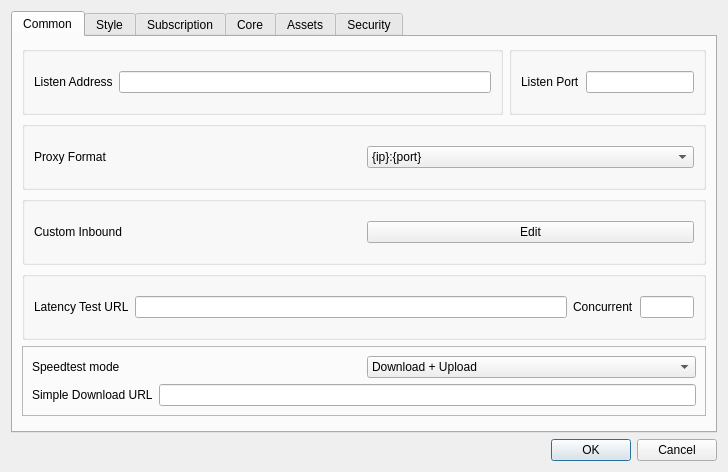
The window that include/ui/setting/dialog_basic_settings.ui (shengmo0210/Throne) describes before a commit, drawn with Qt 5.
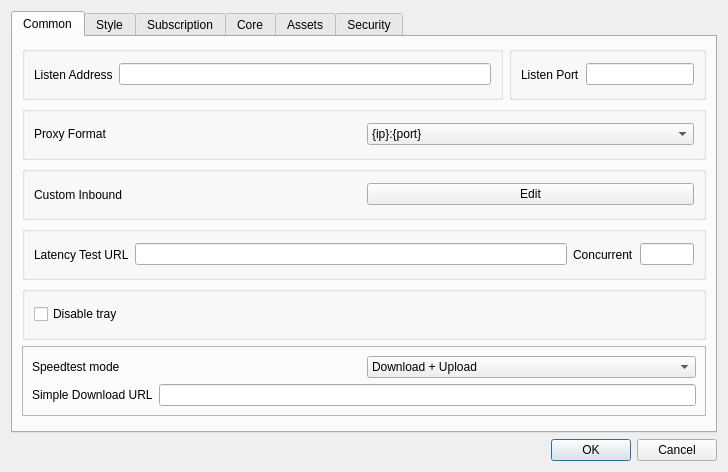
The same window after the commit. Custom widgets are drawn as their Qt base class.

Commit message:
Implement "Disable tray" option  (#482)
* feat: implement "Disable tray" option

Add a "Disable Tray" checkbox, with its state saved and loaded to
the data store. The state of the tray icon is managed by this
checkbox at runtime. Depending on the visibility of the tray icon,
the application will either minimize to the tray or close completely
upon the close event.

* feat: add tooltip and translations for "Disable tray" option

* fix: apply "Disable tray" only after pressing OK

```diff
--- a/include/ui/setting/dialog_basic_settings.ui
+++ b/include/ui/setting/dialog_basic_settings.ui
@@ -179,6 +179,28 @@
          </layout>
         </widget>
        </item>
+       <item>
+        <widget class="QGroupBox" name="horizontalGroupBox_1_5">
+         <layout class="QHBoxLayout" name="horizontalLayout_1_5">
+          <item>
+           <widget class="QCheckBox" name="disable_tray">
+            <property name="sizePolicy">
+             <sizepolicy hsizetype="Preferred" vsizetype="Fixed">
+              <horstretch>0</horstretch>
+              <verstretch>0</verstretch>
+             </sizepolicy>
+            </property>
+            <property name="text">
+             <string>Disable tray</string>
+            </property>
+            <property name="toolTip">
+             <string>Prevents the app from minimizing to the tray when the window is closed. The app will exit instead</string>
+            </property>
+           </widget>
+          </item>
+         </layout>
+        </widget>
+       </item>
        <item>
         <widget class="QFrame" name="frame">
          <property name="frameShape">
```
The commit also changes 8 other files.
